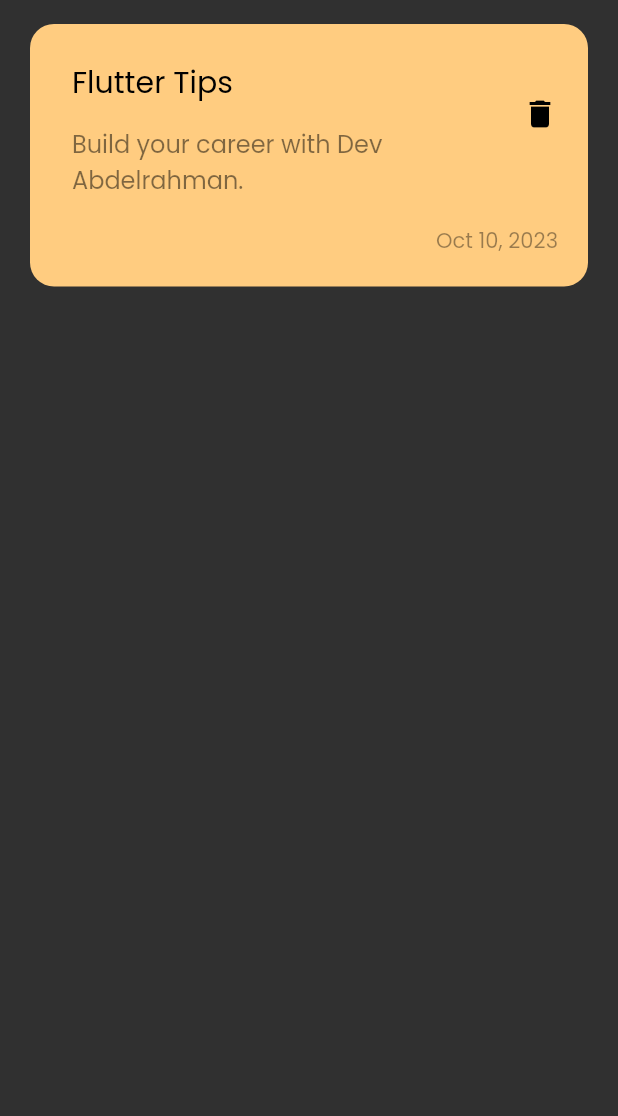
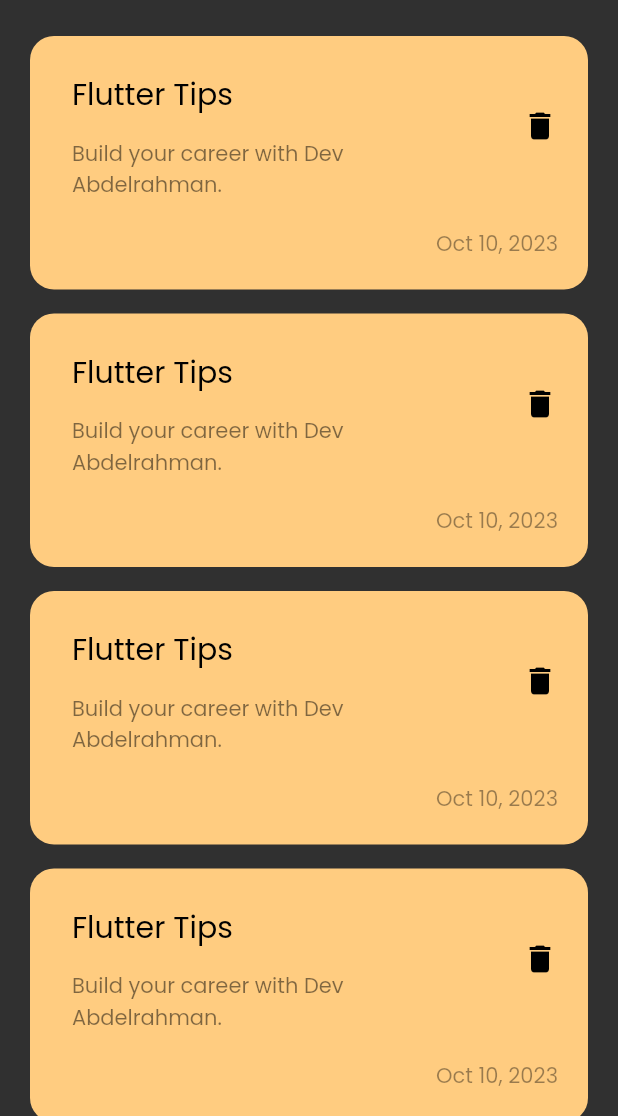
Before and after one commit to abdelrahmanm27/notes_app, a Flutter app: the screen it shows after launch, on a phone screen of 412 x 824 dp, the part 120-1236 px from its top. Run offline on Flutter 3.47's test engine with Material 2 defaults, Android fonts, the phone set to English and light mode, and no system bars.

Commit message:
create notes list view

```diff
--- a/lib/widgets/note_item.dart
+++ b/lib/widgets/note_item.dart
@@ -35,7 +35,7 @@ class NoteItem extends StatelessWidget {
                 'Build your career with Dev Abdelrahman.',
                 style: TextStyle(
                   color: Colors.black.withOpacity(0.5),
-                  fontSize: 16,
+                  fontSize: 14,
                 ),
               ),
             ),
--- /dev/null
+++ b/lib/widgets/notes_list_view.dart
@@ -0,0 +1,16 @@
+// ignore_for_file: use_key_in_widget_constructors
+
+import 'package:flutter/material.dart';
+import 'package:notes_app/widgets/note_item.dart';
+
+class NotesListView extends StatelessWidget {
+  @override
+  Widget build(BuildContext context) {
+    return ListView.builder(
+      itemBuilder: (context, index) => Padding(
+        padding: const EdgeInsets.symmetric(vertical: 8),
+        child: NoteItem(),
+      ),
+    );
+  }
+}
--- a/lib/widgets/notes_view_body.dart
+++ b/lib/widgets/notes_view_body.dart
@@ -3,6 +3,7 @@
 import 'package:flutter/material.dart';
 import 'package:notes_app/widgets/custom_app_bar.dart';
 import 'package:notes_app/widgets/note_item.dart';
+import 'package:notes_app/widgets/notes_list_view.dart';
 
 class NotesViewBody extends StatelessWidget {
   @override
@@ -18,7 +19,9 @@ class NotesViewBody extends StatelessWidget {
           SizedBox(
             height: 16,
           ),
-          NoteItem(),
+          Expanded(
+            child: NotesListView(),
+          ),
         ],
       ),
     );
```
Also changed, not shown: assets/fonts/Poppins-Regular.ttf (renamed from lib/assets/fonts/Poppins-Regular.ttf).
